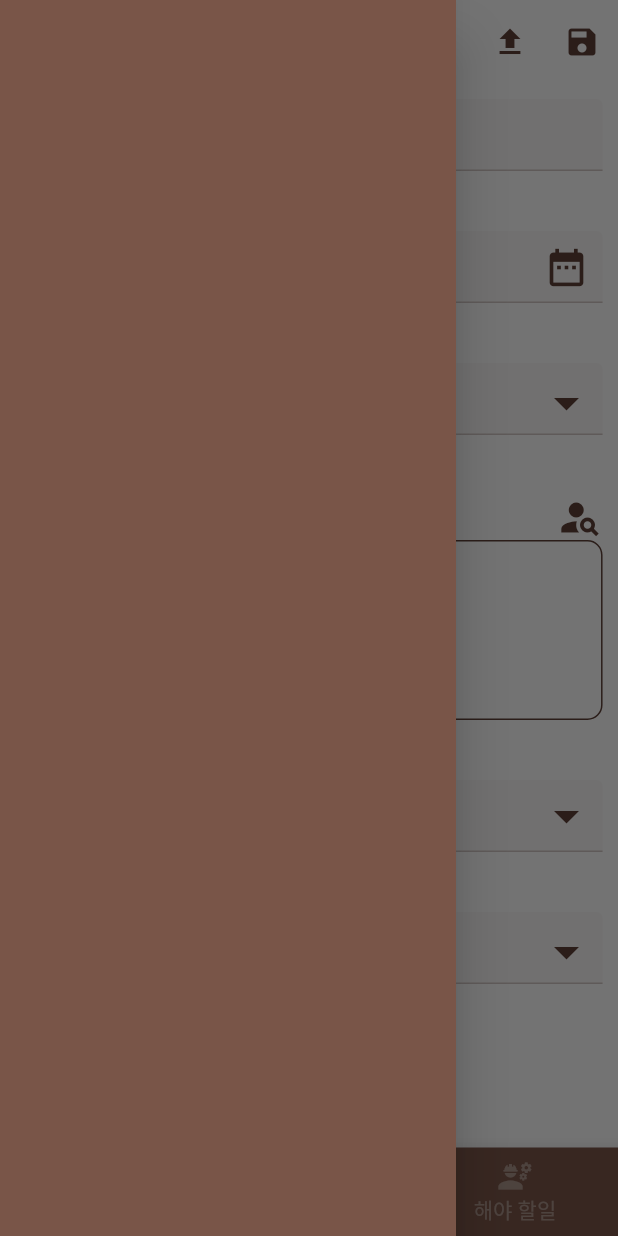
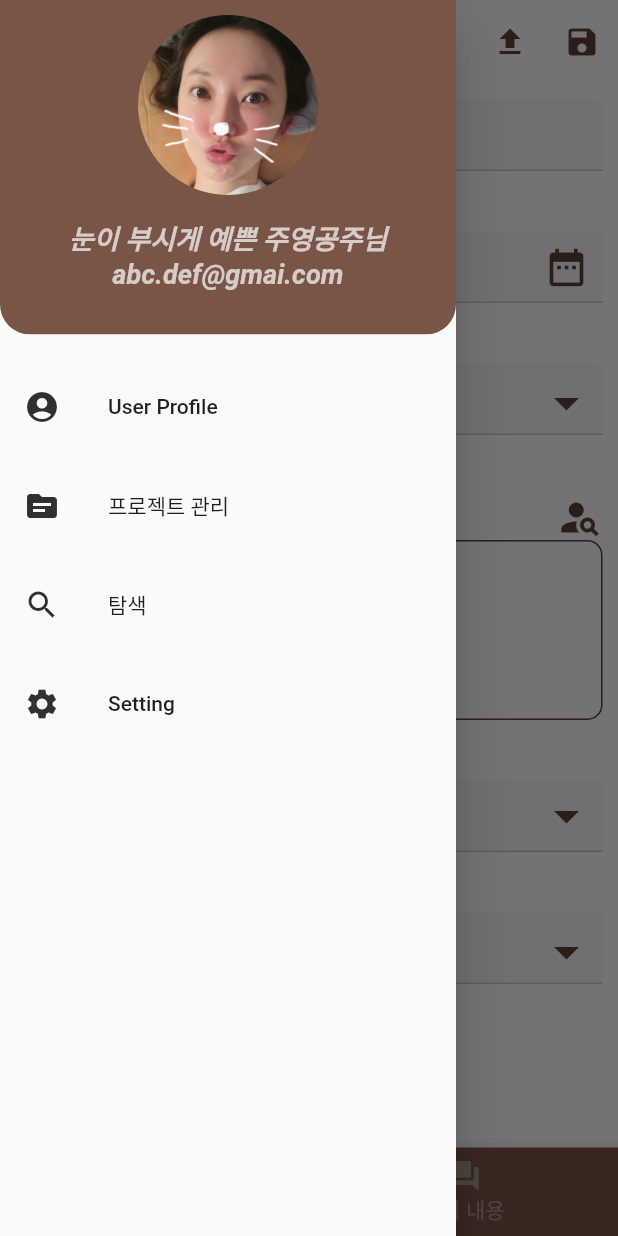
Before and after one commit to suhochu/MeetingMinute, a Flutter app: the MeetingHomePage screen opened directly, with the side drawer open, on a phone screen of 412 x 824 dp. Run offline on Flutter 3.47's test engine with Material 2 defaults, Android fonts, the light colour scheme and no system bars; our stand-ins replace get.

Commit message:
20211007_Drawer_Page_Start

```diff
--- a/lib/components/bindings.dart
+++ b/lib/components/bindings.dart
@@ -1,9 +1,11 @@
 import 'package:get/get.dart';
-import 'package:meetingminutes52/models/contents_model.dart';
+import 'package:meetingminutes52/models/meeting_minute_controller.dart';
+import 'package:meetingminutes52/models/meeting_resource_controller.dart';
 
 class InitialBinding extends Bindings {
   @override
   void dependencies() {
     Get.put(MeetingMinuteController());
+    Get.put(MeetingSourceController());
   }
 }
--- a/lib/components/multi_select.dart
+++ b/lib/components/multi_select.dart
@@ -1,6 +1,6 @@
 import 'package:flutter/material.dart';
 import 'package:get/get.dart';
-import 'package:meetingminutes52/models/contents_model.dart';
+import 'package:meetingminutes52/models/meeting_minute_controller.dart';
 import 'package:meetingminutes52/models/models.dart' as model;
 
 class MultiSelectDialogItem {
--- /dev/null
+++ b/lib/models/meeting_resource_controller.dart
@@ -0,0 +1,8 @@
+import 'package:get/get.dart';
+import 'package:meetingminutes52/models/project_model.dart';
+
+class MeetingSourceController extends GetxController {
+
+  RxList<ProjectModel> projects = <ProjectModel>[].obs;
+
+}
--- /dev/null
+++ b/lib/models/user_model.dart
@@ -0,0 +1,13 @@
+class User {
+  User({
+    required this.name,
+    required this.password,
+    required this.email,
+    required this.picturePath,
+  });
+
+  String name;
+  String password;
+  String email;
+  String picturePath;
+}
--- /dev/null
+++ b/lib/pages/drawer_page.dart
@@ -0,0 +1,92 @@
+import 'package:flutter/material.dart';
+import 'package:get/get.dart';
+import 'package:meetingminutes52/pages/resource_manage_page.dart';
+
+class DrawerPage extends StatelessWidget {
+  const DrawerPage({Key? key}) : super(key: key);
+
+  @override
+  Widget build(BuildContext context) {
+    double topPadding = Get.mediaQuery.padding.top;
+    return ListView(
+      padding: EdgeInsets.zero,
+      children: [
+        ClipRRect(
+          borderRadius: const BorderRadius.only(bottomLeft: Radius.circular(20), bottomRight: Radius.circular(20)),
+          child: Container(
+            color: const Color(0xff795548),
+            child: Column(
+              children: [
+                SizedBox(
+                  height: topPadding + 10,
+                ),
+                CircleAvatar(
+                  radius: 60,
+                  backgroundImage: AssetImage('assets/images/princessjju.png'),
+                ),
+                SizedBox(height: 15),
+                Text('눈이 부시게 예쁜 주영공주님',
+                    style: TextStyle(
+                        fontSize: 18,
+                        fontWeight: FontWeight.bold,
+                        fontStyle: FontStyle.italic,
+                        color: Colors.white.withOpacity(0.7))),
+                Text('abc.def@gmai.com',
+                    style: TextStyle(
+                        fontSize: 18,
+                        fontWeight: FontWeight.bold,
+                        fontStyle: FontStyle.italic,
+                        color: Colors.white.withOpacity(0.7))),
+                SizedBox(height: 30),
+              ],
+            ),
+          ),
+        ),
+        const SizedBox(height: 20),
+        ListTile(
+          leading: Icon(
+            Icons.account_circle,
+            color: Colors.grey[850],
+          ),
+          title: const Text('User Profile'),
+          onTap: () {
+            print('Home is clicked');
+          },
+        ),
+        const SizedBox(height: 10),
+        ListTile(
+          leading: Icon(
+            Icons.source,
+            color: Colors.grey[850],
+          ),
+          title: const Text('프로젝트 관리'),
+          onTap: () {
+            Get.to(ResourceManagementPage());
+          },
+        ),
+        const SizedBox(height: 10),
+        ListTile(
+          leading: Icon(
+            Icons.search,
+            color: Colors.grey[850],
+          ),
+          title: const Text('탐색'),
+          onTap: () {
+            print('Q&A is clicked');
+          },
+        ),
+        const SizedBox(height: 10),
+        ListTile(
+          leading: Icon(
+            Icons.settings,
+            color: Colors.grey[850],
+          ),
+          title: Text('Setting'),
+          onTap: () {
+            print('Setting is clicked');
+          },
+        ),
+      ],
+    );
+  }
+}
--- a/lib/pages/meeting_home.dart
+++ b/lib/pages/meeting_home.dart
@@ -1,4 +1,5 @@
 import 'package:flutter/material.dart';
+import 'package:meetingminutes52/pages/drawer_page.dart';
 import 'package:meetingminutes52/pages/meeting_contents_page.dart';
 import 'package:meetingminutes52/pages/meeting_minute_page.dart';
 import 'package:meetingminutes52/pages/meeting_todo_page.dart';
@@ -17,7 +18,7 @@ class _MeetingHomePageState extends State<MeetingHomePage> {
   final List<Widget> _meetingPages = [
     MeetingMinutePage(),
     MeetingContentsPage(),
-    MeetingTodoPage()
+    // MeetingTodoPage()
   ];
 
   @override
@@ -55,10 +56,7 @@ class _MeetingHomePageState extends State<MeetingHomePage> {
       backgroundColor: Colors.transparent,
       title: Text(
         _appBarTitle[_selectedIndex],
-        style: const TextStyle(
-            fontSize: 20,
-            color: Color(0xff5D4037),
-            fontWeight: FontWeight.bold),
+        style: const TextStyle(fontSize: 20, color: Color(0xff5D4037), fontWeight: FontWeight.bold),
         textAlign: TextAlign.center,
       ),
       // centerTitle: true,
@@ -67,9 +65,7 @@ class _MeetingHomePageState extends State<MeetingHomePage> {
 
   Drawer meetingMinuteDrawer() {
     return Drawer(
-      child: Container(
-        color: const Color(0xff795548),
-      ),
+      child: DrawerPage(),
     );
   }
 
@@ -100,10 +96,11 @@ class _MeetingHomePageState extends State<MeetingHomePage> {
           label: '회의 내용',
           icon: Icon(Icons.question_answer),
         ),
-        BottomNavigationBarItem(
-          label: '해야 할일',
-          icon: Icon(Icons.engineering),
-        ),
+
+        // BottomNavigationBarItem(
+        //   label: '해야 할일',
+        //   icon: Icon(Icons.engineering),
+        // ),
       ],
     );
   }
--- a/lib/pages/meeting_minute_page.dart
+++ b/lib/pages/meeting_minute_page.dart
@@ -4,7 +4,7 @@ import 'package:meetingminutes52/components/buttons.dart';
 import 'package:meetingminutes52/components/multi_select.dart';
 import 'package:meetingminutes52/components/textfield_style.dart';
 import 'package:meetingminutes52/components/time_component.dart';
-import 'package:meetingminutes52/models/contents_model.dart';
+import 'package:meetingminutes52/models/meeting_minute_controller.dart';
 import 'package:meetingminutes52/models/models.dart' as model;
 
 class MeetingMinutePage extends GetView<MeetingMinuteController> {
```
Also changed, not shown: lib/components/buttons.dart (+37 -1 lines), lib/components/time_component.dart (+26 -12 lines), lib/models/models.dart (+27 -14 lines), lib/models/project_model.dart (added, +8 -0 lines), lib/pages/meeting_contents_page.dart (+78 -142 lines), lib/pages/meeting_todo_page.dart (+45 -27 lines), lib/pages/resource_manage_page.dart (added, +53 -0 lines), assets/images/princessjju.png (added), lib/models/meeting_minute_controller.dart (renamed from lib/models/contents_model.dart).
